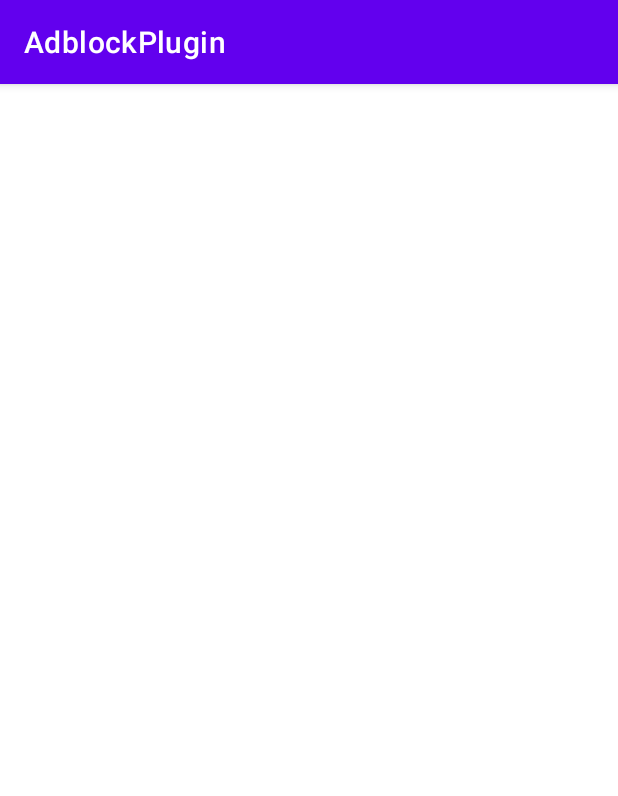
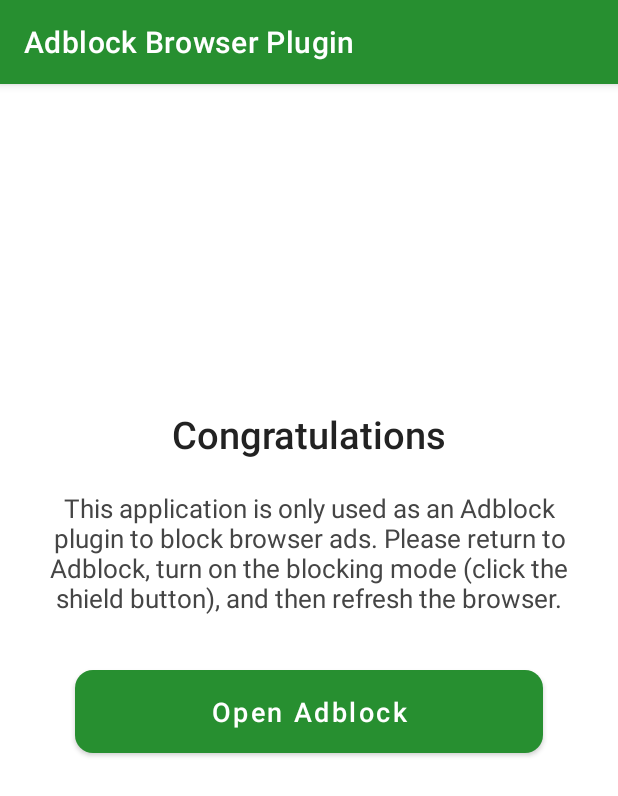
Before and after one commit to kai990/AdblockPlugin, an Android app: the screen it shows after launch (MainActivity), on a phone screen of 412 x 824 dp. Shown: the top 796 px of the screen. Run offline under Robolectric (Android 15) with nearby library versions, the phone set to English and light mode, and no system bars.

Commit message:
support language

```diff
--- a/app/src/main/res/layout/activity_main.xml
+++ b/app/src/main/res/layout/activity_main.xml
@@ -3,6 +3,52 @@
     xmlns:tools="http://schemas.android.com/tools"
     android:layout_width="match_parent"
     android:layout_height="match_parent"
+    xmlns:app="http://schemas.android.com/apk/res-auto"
+    android:paddingBottom="100dp"
     tools:context=".MainActivity">
 
+
+    <TextView
+        android:id="@+id/title1"
+        android:layout_width="wrap_content"
+        android:layout_height="wrap_content"
+        app:layout_constraintTop_toTopOf="parent"
+        app:layout_constraintStart_toStartOf="parent"
+        app:layout_constraintEnd_toEndOf="parent"
+        android:text="@string/congratulations"
+        android:textSize="25sp"
+        app:layout_constraintBottom_toTopOf="@id/title2"
+        android:fontFamily="sans-serif-medium"
+        android:textColor="#222"
+        app:layout_constraintVertical_chainStyle="packed" />
+
+    <TextView
+        android:id="@+id/title2"
+        android:layout_width="match_parent"
+        android:layout_height="wrap_content"
+        app:layout_constraintTop_toBottomOf="@id/title1"
+        app:layout_constraintStart_toStartOf="parent"
+        app:layout_constraintEnd_toEndOf="parent"
+        android:layout_marginHorizontal="30dp"
+        android:layout_marginTop="20dp"
+        android:gravity="center"
+        android:textSize="17sp"
+        android:textColor="#454545"
+        app:layout_constraintBottom_toTopOf="@id/open_button"
+        android:text="@string/plugin_desc" />
+
+    <com.google.android.material.button.MaterialButton
+        android:id="@+id/open_button"
+        android:layout_width="match_parent"
+        android:layout_height="wrap_content"
+        android:text="@string/open_adblock"
+        android:layout_marginTop="30dp"
+        android:layout_marginHorizontal="50dp"
+        app:cornerRadius="12dp"
+        android:paddingVertical="15dp"
+        android:textSize="18sp"
+        android:textAllCaps="false"
+        app:layout_constraintBottom_toBottomOf="parent"
+        app:layout_constraintTop_toBottomOf="@id/title2" />
+
 </androidx.constraintlayout.widget.ConstraintLayout>
--- a/app/src/main/res/values-night/themes.xml
+++ /dev/null
@@ -1,16 +0,0 @@
-<resources xmlns:tools="http://schemas.android.com/tools">
-    <!-- Base application theme. -->
-    <style name="Theme.AdblockPlugin" parent="Theme.MaterialComponents.DayNight.DarkActionBar">
-        <!-- Primary brand color. -->
-        <item name="colorPrimary">@color/purple_200</item>
-        <item name="colorPrimaryVariant">@color/purple_700</item>
-        <item name="colorOnPrimary">@color/black</item>
-        <!-- Secondary brand color. -->
-        <item name="colorSecondary">@color/teal_200</item>
-        <item name="colorSecondaryVariant">@color/teal_200</item>
-        <item name="colorOnSecondary">@color/black</item>
-        <!-- Status bar color. -->
-        <item name="android:statusBarColor">?attr/colorPrimaryVariant</item>
-        <!-- Customize your theme here. -->
-    </style>
-</resources>
--- /dev/null
+++ b/app/src/main/res/values-v24/colors.xml
@@ -0,0 +1,4 @@
+<?xml version="1.0" encoding="utf-8"?>
+<resources>
+    <color name="colorPrimaryDark">#fefefe</color>
+</resources>
--- a/app/src/main/res/values/colors.xml
+++ b/app/src/main/res/values/colors.xml
@@ -7,4 +7,6 @@
     <color name="teal_700">#FF018786</color>
     <color name="black">#FF000000</color>
     <color name="white">#FFFFFFFF</color>
+    <color name="colorAccent">#278F30</color>
+    <color name="colorAccentLight">#37B642</color>
 </resources>
--- a/app/src/main/res/values/strings.xml
+++ b/app/src/main/res/values/strings.xml
@@ -1,3 +1,6 @@
 <resources>
-    <string name="app_name">AdblockPlugin</string>
+    <string name="app_name">Adblock Browser Plugin</string>
+    <string name="congratulations">Congratulations</string>
+    <string name="plugin_desc">This application is only used as an Adblock plugin to block browser ads. Please return to Adblock, turn on the blocking mode (click the shield button), and then refresh the browser.</string>
+    <string name="open_adblock">Open Adblock</string>
 </resources>
--- a/app/src/main/res/values/themes.xml
+++ b/app/src/main/res/values/themes.xml
@@ -1,14 +1,12 @@
-<resources xmlns:tools="http://schemas.android.com/tools">
+<resources>
     <!-- Base application theme. -->
-    <style name="Theme.AdblockPlugin" parent="Theme.MaterialComponents.DayNight.DarkActionBar">
+    <style name="Theme.AdblockPlugin" parent="Theme.MaterialComponents.Light.DarkActionBar">
         <!-- Primary brand color. -->
-        <item name="colorPrimary">@color/purple_500</item>
-        <item name="colorPrimaryVariant">@color/purple_700</item>
+        <item name="colorPrimary">@color/colorAccent</item>
+        <item name="colorPrimaryVariant">@color/colorAccent</item>
         <item name="colorOnPrimary">@color/white</item>
         <!-- Secondary brand color. -->
-        <item name="colorSecondary">@color/teal_200</item>
-        <item name="colorSecondaryVariant">@color/teal_700</item>
-        <item name="colorOnSecondary">@color/black</item>
+        <item name="colorSecondary">@color/colorAccent</item>
         <!-- Status bar color. -->
         <item name="android:statusBarColor">?attr/colorPrimaryVariant</item>
         <!-- Customize your theme here. -->
```
Also changed, not shown: 8 other files.
